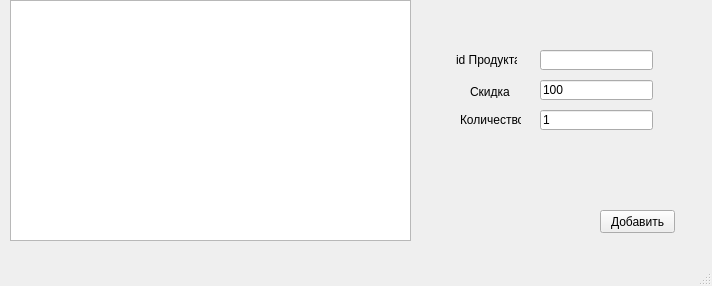
This is products.ui in XtOne777/PyQT_Project as Qt 5 draws it before an edit. The edited form follows.
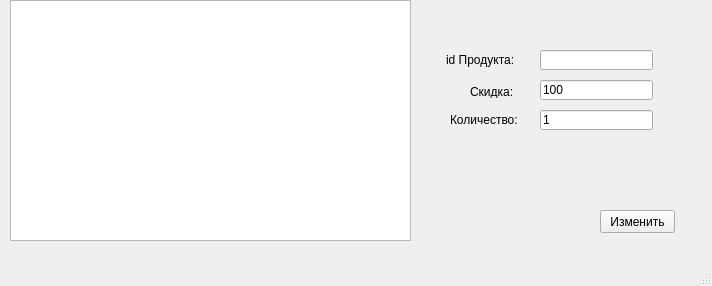
This is the edited form.

Commit message: Добавление редактирования: 1) Кнопка изменить 2) Изменение текста Изменение добавления: 1) Исправление багов 2) Личная кнопка добавить 3) Больше комментариев

```diff
--- a/products.ui
+++ b/products.ui
@@ -50,14 +50,14 @@
    <widget class="QLabel" name="label">
     <property name="geometry">
      <rect>
-      <x>456</x>
+      <x>446</x>
       <y>50</y>
-      <width>61</width>
+      <width>91</width>
       <height>20</height>
      </rect>
     </property>
     <property name="text">
-     <string>id Продукта</string>
+     <string>id Продукта:</string>
     </property>
    </widget>
    <widget class="QLabel" name="label_2">
@@ -70,7 +70,7 @@
      </rect>
     </property>
     <property name="text">
-     <string>Скидка</string>
+     <string>Скидка:</string>
     </property>
    </widget>
    <widget class="QPushButton" name="pushButton">
@@ -102,14 +102,14 @@
    <widget class="QLabel" name="label_3">
     <property name="geometry">
      <rect>
-      <x>460</x>
+      <x>450</x>
       <y>110</y>
-      <width>61</width>
+      <width>71</width>
       <height>20</height>
      </rect>
     </property>
     <property name="text">
-     <string>Количество</string>
+     <string>Количество:</string>
     </property>
    </widget>
    <widget class="QLabel" name="excep">
@@ -125,6 +125,19 @@
      <string/>
     </property>
    </widget>
+   <widget class="QPushButton" name="pushButton_2">
+    <property name="geometry">
+     <rect>
+      <x>600</x>
+      <y>210</y>
+      <width>75</width>
+      <height>23</height>
+     </rect>
+    </property>
+    <property name="text">
+     <string>Изменить</string>
+    </property>
+   </widget>
   </widget>
   <widget class="QMenuBar" name="menubar">
    <property name="geometry">
```
The commit also changes 1 other file.
